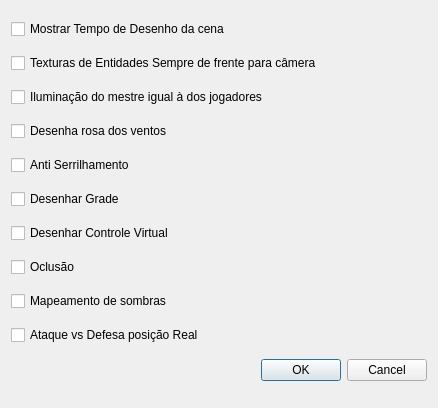
Old version of the form ifg/qt/ui/opcoes.ui in the repository matferib/tabuleiro-virtual.
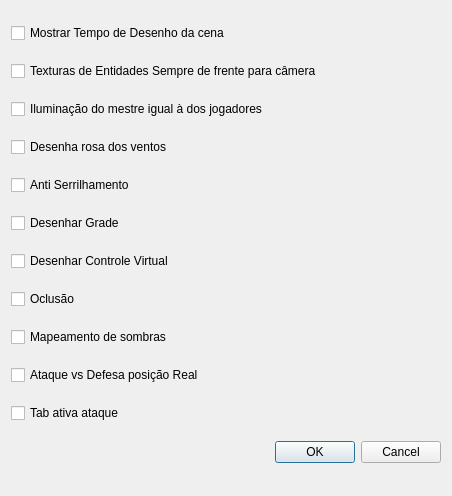
New version of the form.

Commit message: checkbox tab ativa ataque

```diff
--- a/ifg/qt/ui/opcoes.ui
+++ b/ifg/qt/ui/opcoes.ui
@@ -6,8 +6,8 @@
    <rect>
     <x>0</x>
     <y>0</y>
-    <width>438</width>
-    <height>408</height>
+    <width>452</width>
+    <height>496</height>
    </rect>
   </property>
   <property name="windowTitle">
@@ -84,6 +84,13 @@
      </property>
     </widget>
    </item>
+   <item>
+    <widget class="QCheckBox" name="checkbox_tab_ativa_ataque">
+     <property name="text">
+      <string>Tab ativa ataque</string>
+     </property>
+    </widget>
+   </item>
    <item>
     <widget class="QDialogButtonBox" name="buttonBox">
      <property name="orientation">
```
The commit also changes 1 other file.
